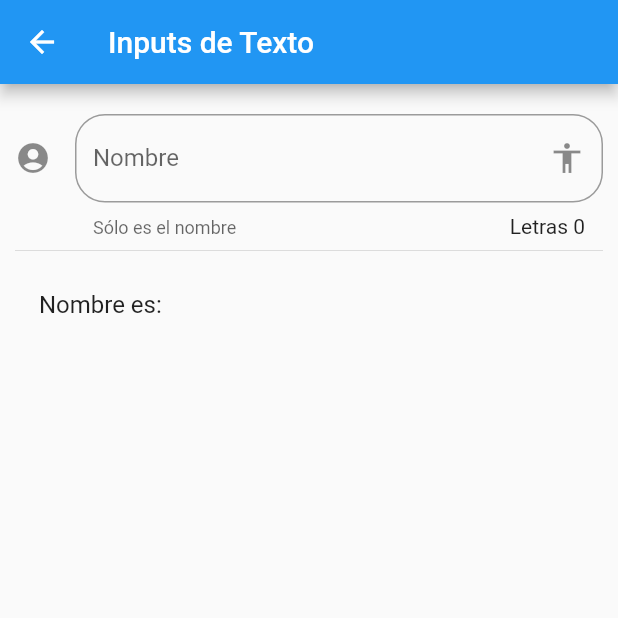
After one commit to HeynerPat/S6PracticaComponentesFlutter, a Flutter app: the InputPage screen opened by its route, on a phone screen of 412 x 824 dp, the top half of it. The commit adds this screen. Run offline on Flutter 3.47's test engine with Material 2 defaults, Android fonts, the phone set to English and light mode, and no system bars.

Commit message:
InputFields

```diff
--- a/data/menu_opts.json
+++ b/data/menu_opts.json
@@ -20,6 +20,11 @@
             "ruta" : "animatedContainer",
             "icon" : "donut_large",
             "texto": "Animated Container"
+        },
+        {
+            "ruta" : "inputs",
+            "icon" : "input",
+            "texto": "Inputs"
         }
     ]
 }
--- /dev/null
+++ b/lib/src/pages/input_page.dart
@@ -0,0 +1,52 @@
+import 'package:flutter/material.dart';
+
+class InputPage extends StatefulWidget {
+  @override
+  _InputPageState createState() => _InputPageState();
+}
+
+class _InputPageState extends State<InputPage> {
+  String _nombre = '';
+  @override
+  Widget build(BuildContext context) {
+    return Scaffold(
+      appBar: AppBar(
+        title: Text('Inputs de Texto'),
+      ),
+      body: ListView(
+        padding: EdgeInsets.symmetric(horizontal: 10.0, vertical: 20.0),
+        children: <Widget>[
+          _crearInput(),
+          Divider(),
+          _crearPersona(),
+        ],
+      ),
+    );
+  }
+
+  Widget _crearInput() {
+    return TextField(
+      //autofocus: true,
+      textCapitalization: TextCapitalization.sentences,
+      decoration: InputDecoration(
+          border: OutlineInputBorder(borderRadius: BorderRadius.circular(20.0)),
+          counter: Text('Letras ${_nombre.length}'),
+          hintText: 'Nombre de la Persona',
+          labelText: 'Nombre',
+          helperText: 'Sólo es el nombre',
+          suffixIcon: Icon(Icons.accessibility),
+          icon: Icon(Icons.account_circle)),
+      onChanged: (valor) {
+        setState(() {
+          _nombre = valor;
+        });
+      },
+    );
+  }
+
+  Widget _crearPersona() {
+    return ListTile(
+      title: Text("Nombre es: $_nombre"),
+    );
+  }
+}
--- a/lib/src/routes/routes.dart
+++ b/lib/src/routes/routes.dart
@@ -1,3 +1,4 @@
+import 'package:componentes/src/pages/input_page.dart';
 import 'package:flutter/material.dart';
 import 'package:componentes/src/pages/card_page.dart';
 import 'package:componentes/src/pages/alert_page.dart';
@@ -12,5 +13,6 @@ Map<String, WidgetBuilder> getApplicationRoutes() {
     'avatar': (BuildContext context) => AvatarPage(),
     'card': (BuildContext context) => CardPage(),
     'animatedContainer': (BuildContext context) => AnimatedContainerPage(),
+    'inputs': (BuildContext context) => InputPage(),
   };
 }
--- a/lib/src/utils/icono_string_util.dart
+++ b/lib/src/utils/icono_string_util.dart
@@ -5,6 +5,7 @@ final _icons = <String, IconData>{
   'accessibility': Icons.accessibility,
   'folder_open': Icons.folder_open,
   'donut_large': Icons.donut_large,
+  'input': Icons.input,
 };
 
 Icon getIcon(String nombreIcono) {
```
